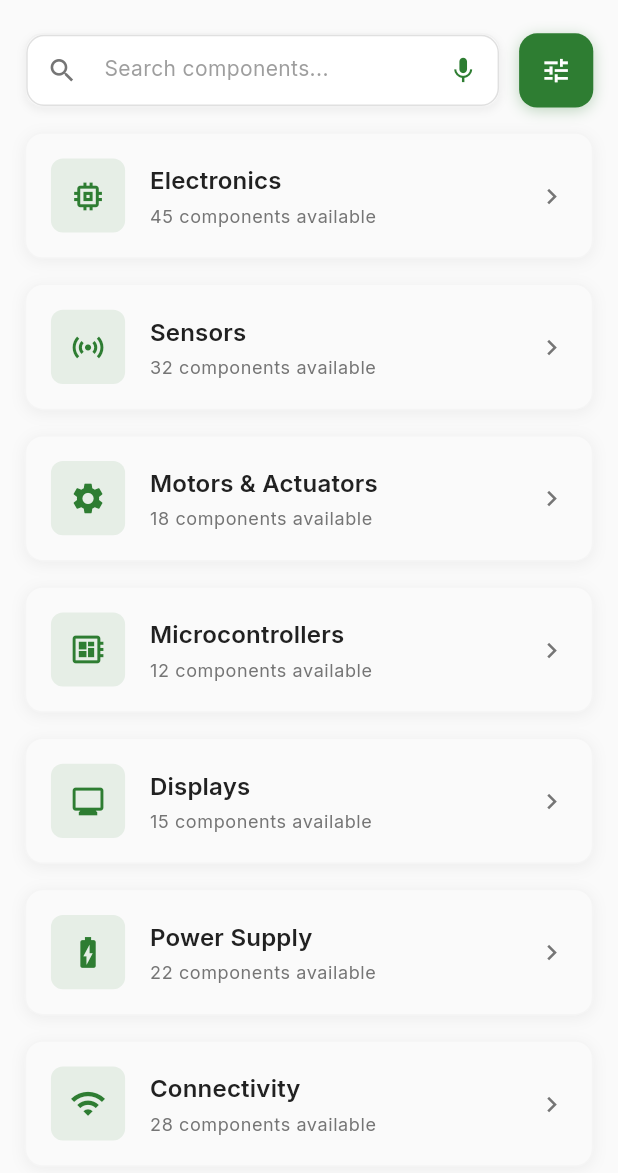
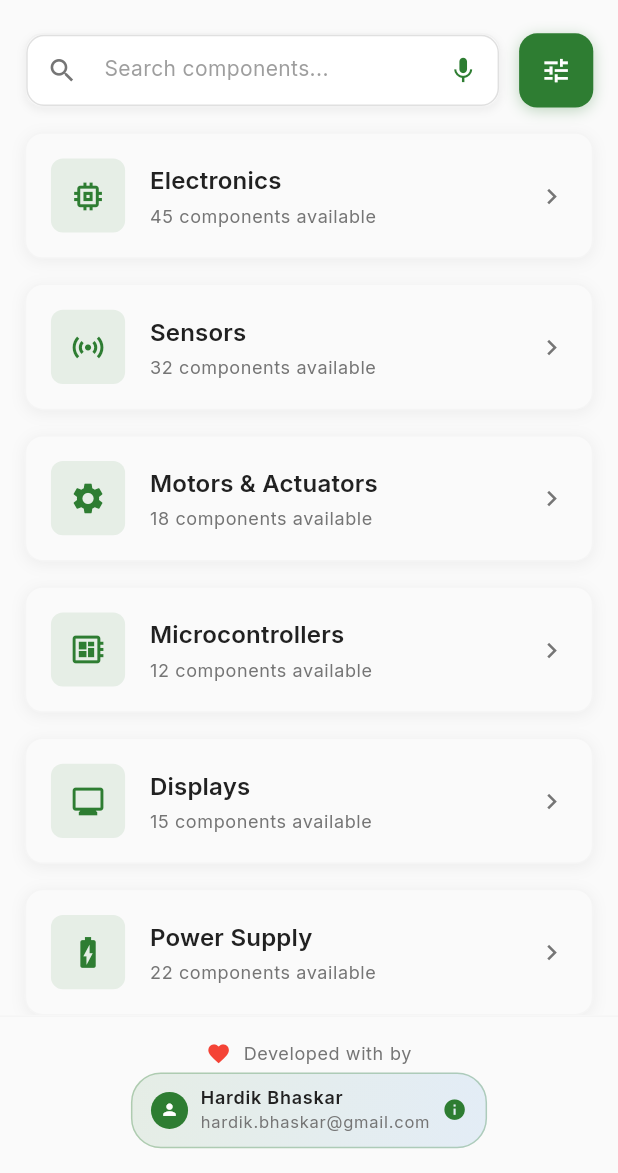
Before and after one commit to HardikBhaskar2010/atal_idea_generator, a Flutter app: the ComponentDatabaseBrowser screen opened by its route, after a tap on "Electronics", after a tap on "Back to Categories", on a phone screen of 412 x 824 dp, the part 63-1236 px from its top. Run offline on Flutter 3.47's test engine with Material 3 defaults, Android fonts, the phone set to English and light mode, and no system bars; our stand-ins replace cached_network_image, connectivity_plus, flutter_svg, google_fonts, shared_preferences, sizer; accounts and stored records are empty; network calls fail.

Commit message:
auto-commit for 8f1e5f9d-a482-480b-9612-030eee03b001

```diff
--- a/lib/presentation/component_database_browser/component_database_browser.dart
+++ b/lib/presentation/component_database_browser/component_database_browser.dart
@@ -490,13 +490,26 @@ class _ComponentDatabaseBrowserState extends State<ComponentDatabaseBrowser> {
             onVoiceSearch: _onVoiceSearch,
             hintText: 'Search components...',
           ),
+          Expanded(
+            child: _buildMainContent(),
+          ),
+          const DevelopedByFooter(),
+        ],
+      ),
+      bottomNavigationBar: null, // Remove the old bottom navigation bar since we have the footer
+    );
+  }
+
+  Widget _buildMainContent() {
+    return Column(
+      children: [
         if (_searchQuery.isEmpty && !_isGridView) ...[
           Expanded(
             child: RefreshIndicator(
               onRefresh: _refreshComponents,
               child: ListView.builder(
                 controller: _scrollController,
-                  padding: EdgeInsets.only(bottom: 10.h),
+                padding: EdgeInsets.only(bottom: 5.h),
                 itemCount: _categories.length + (_isLoading ? 1 : 0),
                 itemBuilder: (context, index) {
                   if (index == _categories.length) {
@@ -534,13 +547,13 @@ class _ComponentDatabaseBrowserState extends State<ComponentDatabaseBrowser> {
                     },
                     icon: CustomIconWidget(
                       iconName: 'arrow_back',
-                        color: colorScheme.primary,
+                      color: Theme.of(context).colorScheme.primary,
                       size: 4.w,
                     ),
                     label: Text(
                       'Back to Categories',
-                        style: theme.textTheme.labelMedium?.copyWith(
-                          color: colorScheme.primary,
+                      style: Theme.of(context).textTheme.labelMedium?.copyWith(
+                        color: Theme.of(context).colorScheme.primary,
                         fontWeight: FontWeight.w500,
                       ),
                     ),
@@ -548,8 +561,8 @@ class _ComponentDatabaseBrowserState extends State<ComponentDatabaseBrowser> {
                 const Spacer(),
                 Text(
                   '${_filteredComponents.length} components found',
-                    style: theme.textTheme.bodySmall?.copyWith(
-                      color: colorScheme.onSurfaceVariant,
+                  style: Theme.of(context).textTheme.bodySmall?.copyWith(
+                    color: Theme.of(context).colorScheme.onSurfaceVariant,
                   ),
                 ),
               ],
@@ -559,13 +572,13 @@ class _ComponentDatabaseBrowserState extends State<ComponentDatabaseBrowser> {
             child: RefreshIndicator(
               onRefresh: _refreshComponents,
               child: _filteredComponents.isEmpty
-                    ? _buildEmptyState(theme, colorScheme)
+                  ? _buildEmptyState(Theme.of(context), Theme.of(context).colorScheme)
                   : GridView.builder(
                       controller: _scrollController,
                       padding: EdgeInsets.only(
                         left: 2.w,
                         right: 2.w,
-                          bottom: 15.h,
+                        bottom: 5.h,
                       ),
                       gridDelegate: SliverGridDelegateWithFixedCrossAxisCount(
                         crossAxisCount: 2,
@@ -580,10 +593,10 @@ class _ComponentDatabaseBrowserState extends State<ComponentDatabaseBrowser> {
                           return Container(
                             margin: EdgeInsets.all(2.w),
                             decoration: BoxDecoration(
-                                color: colorScheme.surface,
+                              color: Theme.of(context).colorScheme.surface,
                               borderRadius: BorderRadius.circular(12),
                               border: Border.all(
-                                  color: colorScheme.outline
+                                color: Theme.of(context).colorScheme.outline
                                     .withValues(alpha: 0.2),
                               ),
                             ),
@@ -607,13 +620,13 @@ class _ComponentDatabaseBrowserState extends State<ComponentDatabaseBrowser> {
             ),
           ),
         ],
-        ],
-      ),
-      bottomNavigationBar: SelectionBottomBar(
+        if (_selectedComponents.isNotEmpty)
+          SelectionBottomBar(
             selectedCount: _selectedComponents.length,
             onViewSelection: _onViewSelection,
             onClearSelection: _clearSelection,
           ),
+      ],
     );
   }
 
```
Lines whose indentation alone changed are shown as unchanged.
